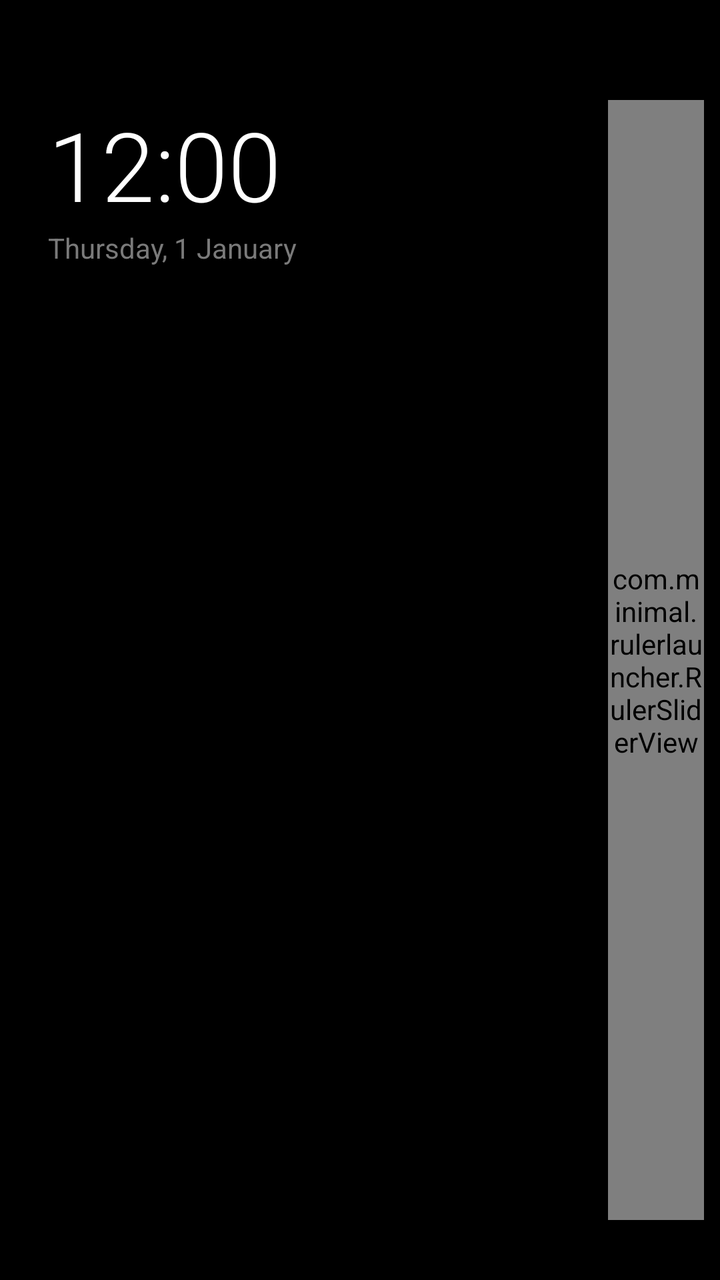
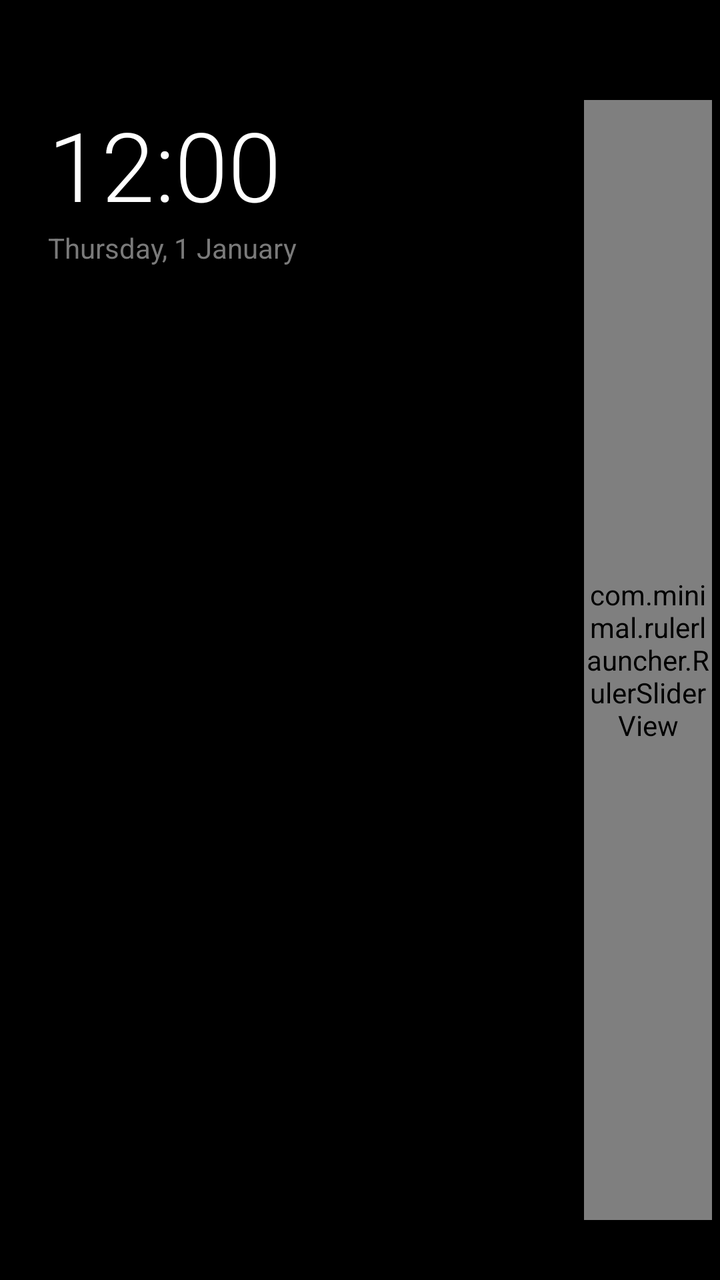

The first picture is an Android layout as it rendered before a commit; the second is the same layout after the commit. The layout source and the unified diff follow.
<!-- AndroidManifest.xml: application theme Theme.RulerLauncher -->
<!-- res/layout/activity_main.xml -->
<?xml version="1.0" encoding="utf-8"?>
<RelativeLayout xmlns:android="http://schemas.android.com/apk/res/android"
    android:layout_width="match_parent"
    android:layout_height="match_parent"
    android:background="@color/bg_amoled"
    android:paddingStart="24dp"
    android:paddingEnd="8dp">

    
    <LinearLayout
        android:id="@+id/headerClock"
        android:layout_width="wrap_content"
        android:layout_height="wrap_content"
        android:layout_marginTop="50dp"
        android:orientation="vertical">

        <TextClock
            android:id="@+id/textClock"
            android:layout_width="wrap_content"
            android:layout_height="wrap_content"
            android:format24Hour="HH:mm"
            android:format12Hour="hh:mm"
            android:textColor="@color/text_primary"
            android:textSize="48sp"
            android:fontFamily="sans-serif-light" />

        <TextClock
            android:id="@+id/textDate"
            android:layout_width="wrap_content"
            android:layout_height="wrap_content"
            android:format24Hour="EEEE, d MMMM"
            android:format12Hour="EEEE, d MMMM"
            android:textColor="@color/text_secondary"
            android:textSize="14sp"
            android:fontFamily="sans-serif" />
    </LinearLayout>

    
    <LinearLayout
        android:id="@+id/favContainer"
        android:layout_width="wrap_content"
        android:layout_height="wrap_content"
        android:layout_below="@id/headerClock"
        android:layout_marginTop="32dp"
        android:orientation="horizontal">

        <ImageView
            android:id="@+id/favWhatsApp"
            android:layout_width="24dp"
            android:layout_height="24dp"
            android:layout_marginEnd="20dp"
            android:tint="@color/text_primary"
            android:contentDescription="WhatsApp" />

        <ImageView
            android:id="@+id/favMaps"
            android:layout_width="24dp"
            android:layout_height="24dp"
            android:layout_marginEnd="20dp"
            android:tint="@color/text_primary"
            android:contentDescription="Maps" />

        <ImageView
            android:id="@+id/favChrome"
            android:layout_width="24dp"
            android:layout_height="24dp"
            android:layout_marginEnd="20dp"
            android:tint="@color/text_primary"
            android:contentDescription="Chrome" />

        <ImageView
            android:id="@+id/favGallery"
            android:layout_width="24dp"
            android:layout_height="24dp"
            android:tint="@color/text_primary"
            android:contentDescription="Gallery" />
    </LinearLayout>

    
    <androidx.recyclerview.widget.RecyclerView
        android:id="@+id/rvApps"
        android:layout_width="match_parent"
        android:layout_height="match_parent"
        android:layout_below="@id/favContainer"
        android:layout_toStartOf="@id/rulerSlider"
        android:layout_marginTop="28dp"
        android:overScrollMode="never" />

    
    <com.minimal.rulerlauncher.RulerSliderView
        android:id="@+id/rulerSlider"
        android:layout_width="48dp"
        android:layout_height="match_parent"
        android:layout_alignParentEnd="true"
        android:layout_marginTop="50dp"
        android:layout_marginBottom="30dp" />

</RelativeLayout>
<!-- resources referenced by this layout -->
<resources>
  <color name="bg_amoled">#000000</color>
  <color name="text_primary">#FFFFFF</color>
  <color name="text_secondary">#7A7A7A</color>
  <style name="Theme.RulerLauncher" parent="Theme.AppCompat.NoActionBar">
          <item name="android:windowBackground">@color/bg_amoled</item>
          <item name="android:statusBarColor">@color/bg_amoled</item>
          <item name="android:navigationBarColor">@color/bg_amoled</item>
      </style>
</resources>

<!-- the commit's change to res/layout/activity_main.xml (unified diff, before → after) -->
@@ -4,7 +4,7 @@
     android:layout_height="match_parent"
     android:background="@color/bg_amoled"
     android:paddingStart="24dp"
-    android:paddingEnd="8dp">
+    android:paddingEnd="4dp">
 
     
     <LinearLayout
@@ -41,38 +41,34 @@
         android:layout_width="wrap_content"
         android:layout_height="wrap_content"
         android:layout_below="@id/headerClock"
-        android:layout_marginTop="32dp"
+        android:layout_marginTop="28dp"
         android:orientation="horizontal">
 
         <ImageView
             android:id="@+id/favWhatsApp"
-            android:layout_width="24dp"
-            android:layout_height="24dp"
+            android:layout_width="44dp"
+            android:layout_height="44dp"
             android:layout_marginEnd="20dp"
-            android:tint="@color/text_primary"
             android:contentDescription="WhatsApp" />
 
         <ImageView
             android:id="@+id/favMaps"
-            android:layout_width="24dp"
-            android:layout_height="24dp"
+            android:layout_width="44dp"
+            android:layout_height="44dp"
             android:layout_marginEnd="20dp"
-            android:tint="@color/text_primary"
             android:contentDescription="Maps" />
 
         <ImageView
             android:id="@+id/favChrome"
-            android:layout_width="24dp"
-            android:layout_height="24dp"
+            android:layout_width="44dp"
+            android:layout_height="44dp"
             android:layout_marginEnd="20dp"
-            android:tint="@color/text_primary"
             android:contentDescription="Chrome" />
 
         <ImageView
             android:id="@+id/favGallery"
-            android:layout_width="24dp"
-            android:layout_height="24dp"
-            android:tint="@color/text_primary"
+            android:layout_width="44dp"
+            android:layout_height="44dp"
             android:contentDescription="Gallery" />
     </LinearLayout>
 
@@ -83,13 +79,13 @@
         android:layout_height="match_parent"
         android:layout_below="@id/favContainer"
         android:layout_toStartOf="@id/rulerSlider"
-        android:layout_marginTop="28dp"
+        android:layout_marginTop="24dp"
         android:overScrollMode="never" />
 
     
     <com.minimal.rulerlauncher.RulerSliderView
         android:id="@+id/rulerSlider"
-        android:layout_width="48dp"
+        android:layout_width="64dp"
         android:layout_height="match_parent"
         android:layout_alignParentEnd="true"
         android:layout_marginTop="50dp"
